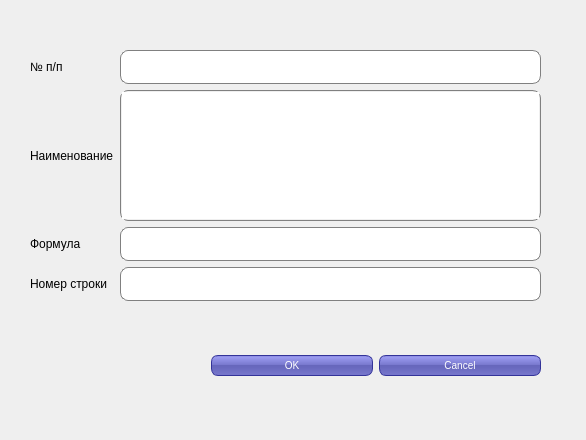
This is ARMInspectorGUI/Forms/RptRow/RptRowEditForm.ui in sid1980/ARMInspector as Qt 5 draws it before an edit. The edited form follows.
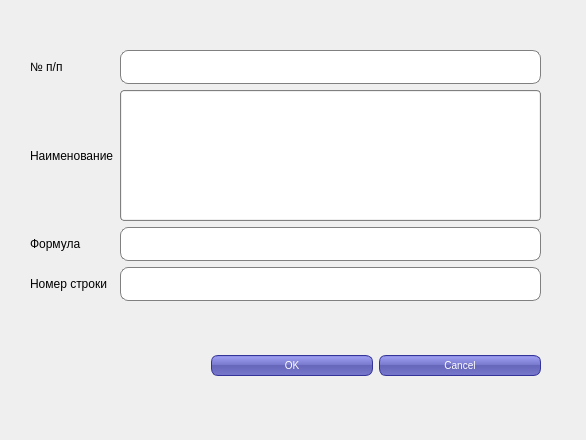
This is the edited form. Icons and pictures are not drawn.

What changed in the file:
```diff
--- a/ARMInspectorGUI/Forms/RptRow/RptRowEditForm.ui
+++ b/ARMInspectorGUI/Forms/RptRow/RptRowEditForm.ui
@@ -45,7 +45,7 @@
 padding: 1px;
 border-style: solid;
 border: 1px solid gray;
-border-radius: 8px;
+border-radius: 4px;
  min-height: 30px;
 }
 
```
